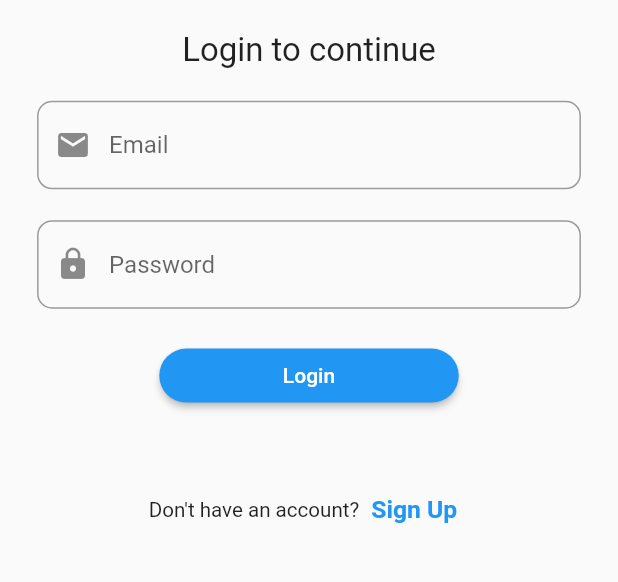
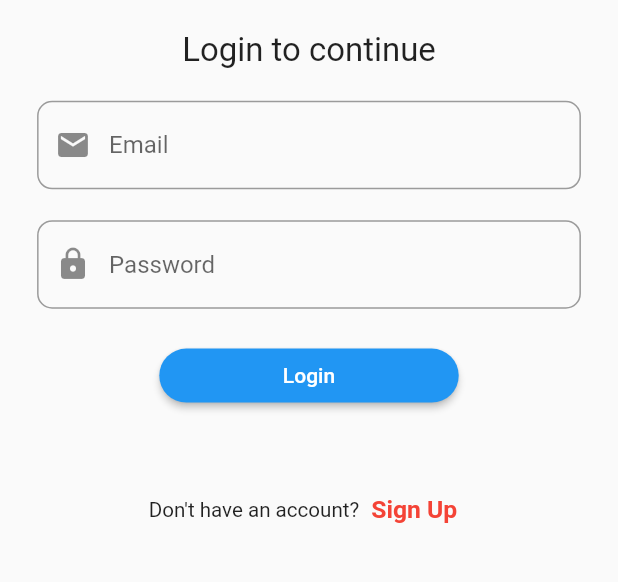
Before and after one commit to salmanulfarisi/chat_app, a Flutter app: the screen it shows after launch, on a phone screen of 412 x 824 dp, the part 425-1007 px from its top. Run offline on Flutter 3.47's test engine with Material 2 defaults, Android fonts, the phone set to English and light mode, and no system bars; our stand-ins replace animated_text_kit, dio, flutter_svg, get.

Commit message:
rotuessetup.theme mode added

```diff
--- /dev/null
+++ b/lib/core/utils/themes.dart
@@ -0,0 +1,14 @@
+import 'package:chat_app/core/utils/colors.dart';
+import 'package:flutter/material.dart';
+
+class Themes {
+  static final lightMode = ThemeData(
+    primarySwatch: Colors.red,
+    primaryColor: bluishclr,
+    brightness: Brightness.light,
+  );
+  static final darkMode = ThemeData(
+    primaryColor: darkGreyClr,
+    brightness: Brightness.dark,
+  );
+}
--- a/lib/main.dart
+++ b/lib/main.dart
@@ -1,4 +1,5 @@
-import 'package:chat_app/modules/splash/view/view.dart';
+import 'package:chat_app/core/utils/themes.dart';
+import 'package:chat_app/routes/app_pages.dart';
 import 'package:flutter/material.dart';
 import 'package:get/get.dart';
 
@@ -15,10 +16,10 @@ class MyApp extends StatelessWidget {
     return GetMaterialApp(
       title: 'Chat App',
       debugShowCheckedModeBanner: false,
-      theme: ThemeData(
-        primarySwatch: Colors.blue,
-      ),
-      home: const SplashView(),
+      initialRoute: AppPages.INITIAL,
+      getPages: AppPages.routes,
+      darkTheme: Themes.darkMode,
+      theme: Themes.lightMode,
     );
   }
 }
--- /dev/null
+++ b/lib/modules/home/bindings/bindings.dart
@@ -0,0 +1,9 @@
+import 'package:chat_app/modules/home/controller/controller.dart';
+import 'package:get/get.dart';
+
+class HomeBindings extends Bindings {
+  @override
+  void dependencies() {
+    Get.lazyPut<HomeController>(() => HomeController());
+  }
+}
--- /dev/null
+++ b/lib/modules/home/controller/controller.dart
@@ -0,0 +1,3 @@
+import 'package:get/get.dart';
+
+class HomeController extends GetxController {}
--- a/lib/modules/login/controller/controller.dart
+++ b/lib/modules/login/controller/controller.dart
@@ -1,5 +1,6 @@
 import 'package:chat_app/data/model/login/login_model.dart';
 import 'package:chat_app/data/model/login/login_response.dart';
+import 'package:chat_app/modules/home/view/view.dart';
 import 'package:chat_app/modules/login/service/login_service.dart';
 import 'package:flutter/material.dart';
 import 'package:get/get.dart';
@@ -55,6 +56,7 @@ class LoginController extends GetxController {
     LoginResponseModel? response = await LoginService().loginUser(data);
     if (response != null) {
       Get.snackbar("Login", "${response.name} Login Successfully");
+      Get.offAll(() => const Homeview());
     } else {
       Get.snackbar("Login", "Something went wrong");
     }
--- a/lib/modules/signup/controller/controller.dart
+++ b/lib/modules/signup/controller/controller.dart
@@ -1,5 +1,6 @@
 import 'package:chat_app/data/model/signup/signup_model.dart';
 import 'package:chat_app/data/model/signup/signup_response_model.dart';
+import 'package:chat_app/modules/home/view/view.dart';
 import 'package:chat_app/modules/signup/service/api_service.dart';
 import 'package:flutter/cupertino.dart';
 import 'package:get/get.dart';
@@ -60,6 +61,7 @@ class SignupController extends GetxController {
     SignupResponseModel? response = await SignUpService().signupUser(data);
     if (response != null) {
       Get.snackbar("Success", "${response.name} your account has been created");
+      Get.offAll(() => const Homeview());
     } else {
       Get.snackbar("Error", "Something went wrong");
     }
--- /dev/null
+++ b/lib/routes/app_pages.dart
@@ -0,0 +1,39 @@
+import 'package:chat_app/modules/home/bindings/bindings.dart';
+import 'package:chat_app/modules/home/view/view.dart';
+import 'package:chat_app/modules/login/bindings/bindings.dart';
+import 'package:chat_app/modules/login/view/view.dart';
+import 'package:chat_app/modules/signup/bindings/bindings.dart';
+import 'package:chat_app/modules/signup/view/view.dart';
+import 'package:chat_app/modules/splash/bindings/bindings.dart';
+import 'package:chat_app/modules/splash/view/view.dart';
+import 'package:chat_app/routes/app_routes.dart';
+import 'package:get/get.dart';
+
+class AppPages {
+  AppPages._();
+
+  static const INITIAL = Routes.LOGIN;
+
+  static final routes = [
+    GetPage(
+      name: Routes.HOME,
+      page: () => const Homeview(),
+      binding: HomeBindings(),
+    ),
+    GetPage(
+      name: Routes.SPLASH,
+      page: () => const SplashView(),
+      binding: SplashBindings(),
+    ),
+    GetPage(
+      name: Routes.LOGIN,
+      page: () => const LoginView(),
+      binding: LoginBindings(),
+    ),
+    GetPage(
+      name: Routes.SIGNUP,
+      page: () => const SignupView(),
+      binding: SignupBindings(),
+    ),
+  ];
+}
--- /dev/null
+++ b/lib/routes/app_routes.dart
@@ -0,0 +1,17 @@
+// ignore_for_file: constant_identifier_names
+
+abstract class Routes {
+  Routes._();
+  static const HOME = Paths.home;
+  static const LOGIN = Paths.login;
+  static const SIGNUP = Paths.signup;
+  static const SPLASH = Paths.splash;
+}
+
+abstract class Paths {
+  Paths._();
+  static const home = '/home';
+  static const login = '/login';
+  static const splash = '/splash';
+  static const signup = '/signup';
+}
```
Also changed, not shown: lib/core/utils/colors.dart (added, +17 -0 lines), lib/modules/home/view/view.dart (added, +20 -0 lines).
